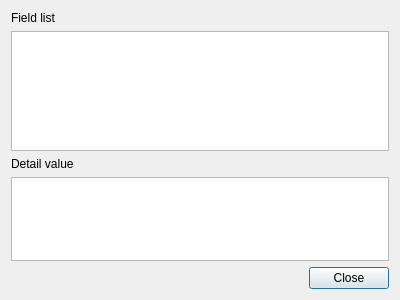
Qt form CAMan/cert_info_dlg.ui (jykim74/CertMan) before a commit.
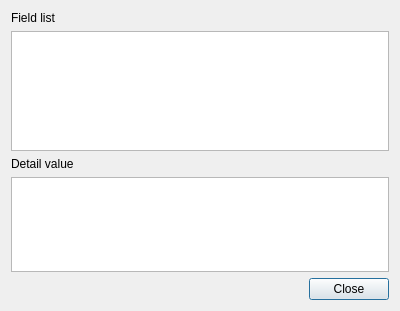
The same form after that commit.

Diff of the .ui file:
```diff
--- a/CAMan/cert_info_dlg.ui
+++ b/CAMan/cert_info_dlg.ui
@@ -7,7 +7,7 @@
     <x>0</x>
     <y>0</y>
     <width>400</width>
-    <height>300</height>
+    <height>311</height>
    </rect>
   </property>
   <property name="windowTitle">
```
Left out of the diff: 2 changed lines with no effect on the pictures.
